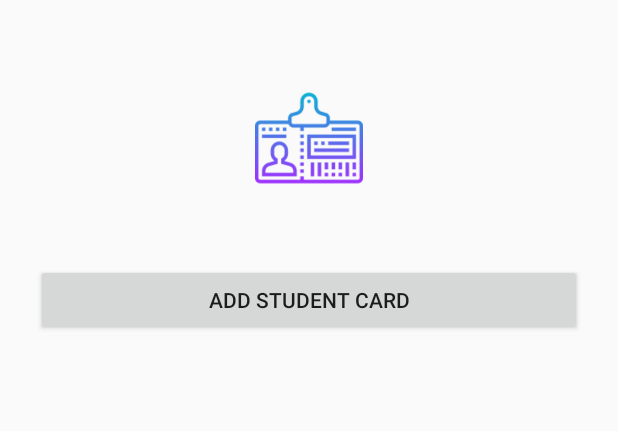
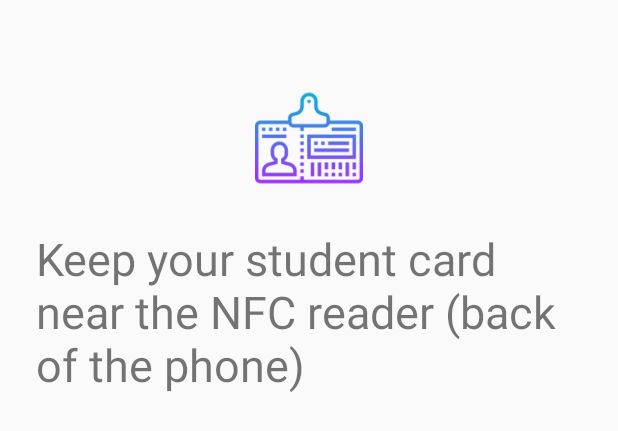
Before and after one commit to kacfal/StudentCard, an Android app: the layout activity_nfc.xml on its own in the app's theme, with its tools: preview values and no code run, on a phone screen of 412 x 824 dp. Shown: the top 431 px of the screen. Run offline under Robolectric (Android 15) with nearby library versions, the phone set to English and light mode, and no system bars.

Commit message:
Add register student card in sign up

```diff
--- a/app/src/main/res/layout/activity_nfc.xml
+++ b/app/src/main/res/layout/activity_nfc.xml
@@ -1,6 +1,7 @@
 <?xml version="1.0" encoding="utf-8"?>
 <ScrollView xmlns:android="http://schemas.android.com/apk/res/android"
-android:layout_width="fill_parent"
+    xmlns:tools="http://schemas.android.com/tools"
+    android:layout_width="fill_parent"
 android:layout_height="fill_parent"
 android:fitsSystemWindows="true">
 
@@ -18,14 +19,13 @@ android:fitsSystemWindows="true">
         android:layout_marginBottom="24dp"
         android:layout_gravity="center_horizontal" />
 
-    <androidx.appcompat.widget.AppCompatButton
-        android:id="@+id/btn_nfc_card"
-        android:layout_width="fill_parent"
-        android:layout_height="wrap_content"
-        android:layout_marginTop="24dp"
-        android:layout_marginBottom="24dp"
-        android:padding="12dp"
-        android:text="Add Student Card"/>
+    <TextView
+        android:id="@+id/textView"
+        android:layout_width="match_parent"
+        android:layout_height="139dp"
+        android:text="Keep your student card near the NFC reader (back of the phone)"
+        android:textSize="30sp"
+        tools:text="Keep your student card near the NFC reader (back of the phone)" />
 
 </LinearLayout>
 </ScrollView>
```
Also changed, not shown: app/src/main/java/com/example/onemoretime/LoginRegister/SignUpActivity.java (+31 -1 lines), app/src/main/java/com/example/onemoretime/Nfc/NfcActivity.java (+13 -39 lines), app/src/main/res/layout/activity_signup.xml (+10 -0 lines).
